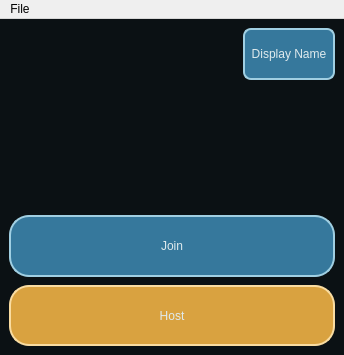
Old version of the form app/home/mainwindow.ui in the repository erakai/Mercury.
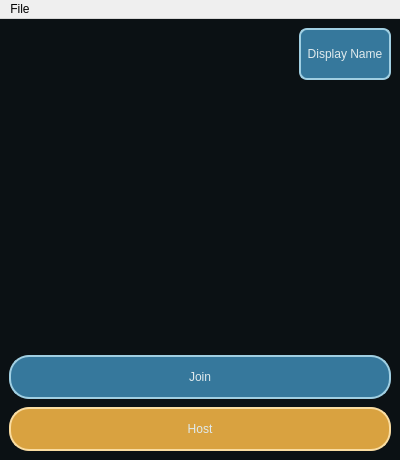
New version of the form. Icons and pictures are not drawn.

Patch:
```diff
--- a/app/home/mainwindow.ui
+++ b/app/home/mainwindow.ui
@@ -6,14 +6,26 @@
    <rect>
     <x>0</x>
     <y>0</y>
-    <width>344</width>
-    <height>355</height>
+    <width>400</width>
+    <height>460</height>
    </rect>
   </property>
+  <property name="sizePolicy">
+   <sizepolicy hsizetype="Preferred" vsizetype="Preferred">
+    <horstretch>0</horstretch>
+    <verstretch>0</verstretch>
+   </sizepolicy>
+  </property>
+  <property name="minimumSize">
+   <size>
+    <width>400</width>
+    <height>460</height>
+   </size>
+  </property>
   <property name="maximumSize">
    <size>
-    <width>800</width>
-    <height>800</height>
+    <width>400</width>
+    <height>460</height>
    </size>
   </property>
   <property name="windowTitle">
@@ -92,10 +104,7 @@
        </layout>
       </item>
       <item>
-       <layout class="QHBoxLayout" name="horizontalLayout_7"/>
-      </item>
-      <item>
-       <spacer name="verticalSpacer">
+       <spacer name="verticalSpacer_2">
         <property name="orientation">
          <enum>Qt::Orientation::Vertical</enum>
         </property>
@@ -112,10 +121,46 @@
         <property name="spacing">
          <number>8</number>
         </property>
+        <item>
+         <layout class="QHBoxLayout" name="horizontalLayout_2">
+          <item>
+           <widget class="QLabel" name="label">
+            <property name="maximumSize">
+             <size>
+              <width>220</width>
+              <height>200</height>
+             </size>
+            </property>
+            <property name="text">
+             <string/>
+            </property>
+            <property name="pixmap">
+             <pixmap>../../assets/MercuryLogo.png</pixmap>
+            </property>
+            <property name="scaledContents">
+             <bool>true</bool>
+            </property>
+           </widget>
+          </item>
+         </layout>
+        </item>
+        <item>
+         <spacer name="verticalSpacer">
+          <property name="orientation">
+           <enum>Qt::Orientation::Vertical</enum>
+          </property>
+          <property name="sizeHint" stdset="0">
+           <size>
+            <width>20</width>
+            <height>40</height>
+           </size>
+          </property>
+         </spacer>
+        </item>
         <item>
          <widget class="QPushButton" name="joinButton">
           <property name="sizePolicy">
-           <sizepolicy hsizetype="Minimum" vsizetype="Expanding">
+           <sizepolicy hsizetype="Minimum" vsizetype="Maximum">
             <horstretch>0</horstretch>
             <verstretch>0</verstretch>
            </sizepolicy>
@@ -134,7 +179,7 @@
         <item>
          <widget class="QPushButton" name="hostButton">
           <property name="sizePolicy">
-           <sizepolicy hsizetype="Minimum" vsizetype="MinimumExpanding">
+           <sizepolicy hsizetype="Minimum" vsizetype="Maximum">
             <horstretch>0</horstretch>
             <verstretch>0</verstretch>
            </sizepolicy>
@@ -158,8 +203,8 @@
     <rect>
      <x>0</x>
      <y>0</y>
-     <width>344</width>
-     <height>21</height>
+     <width>400</width>
+     <height>24</height>
     </rect>
    </property>
    <widget class="QMenu" name="menuFile">
```
